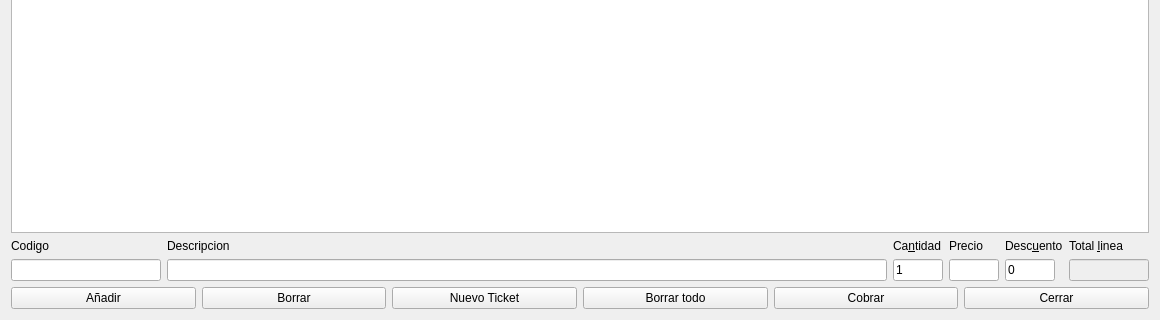
Above: tpv.ui from Ladis72/tienda before the change; both pictures show x 0 to 1160 and y 266 to 586 of the 1160 by 586 pixel window. Below: the same form after it.
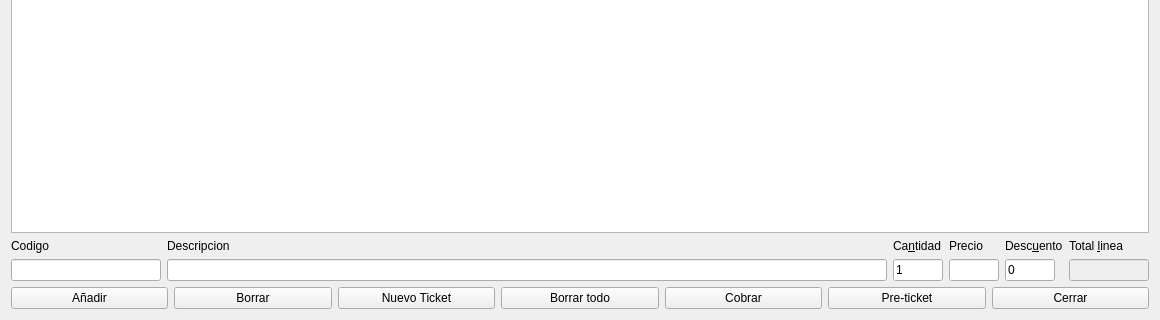
That is the form after the change.

Commit message: Pre-ticket

Patch:
```diff
--- a/tpv.ui
+++ b/tpv.ui
@@ -303,6 +303,13 @@
        </property>
       </widget>
      </item>
+     <item>
+      <widget class="QPushButton" name="btn_preTicket">
+       <property name="text">
+        <string>Pre-ticket</string>
+       </property>
+      </widget>
+     </item>
      <item>
       <widget class="QPushButton" name="btn_cerrar">
        <property name="toolTip">
```
The commit also changes 3 other files.
